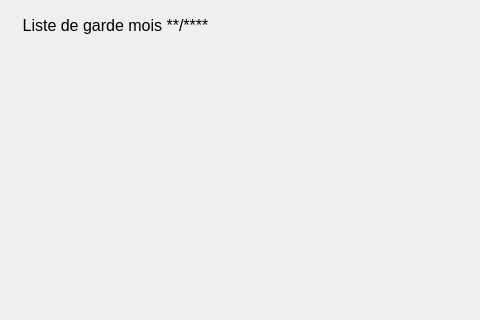
This is ui/guard_urgence.ui in otmanLAHRECHE/EPSP_Garde_Project as Qt 5 draws it before an edit; both pictures show x 0 to 480 and y 0 to 320 of the 800 by 600 pixel window. The edited form follows.
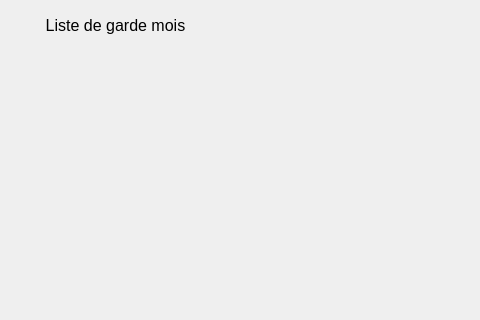
This is the edited form.

The edit to the form file:
```diff
--- a/ui/guard_urgence.ui
+++ b/ui/guard_urgence.ui
@@ -47,7 +47,7 @@
      </font>
     </property>
     <property name="text">
-     <string>Liste de garde mois **/****</string>
+     <string>Liste de garde mois</string>
     </property>
     <property name="alignment">
      <set>Qt::AlignCenter</set>
```
Left out of the diff: 10 changed lines with no effect on the pictures.
